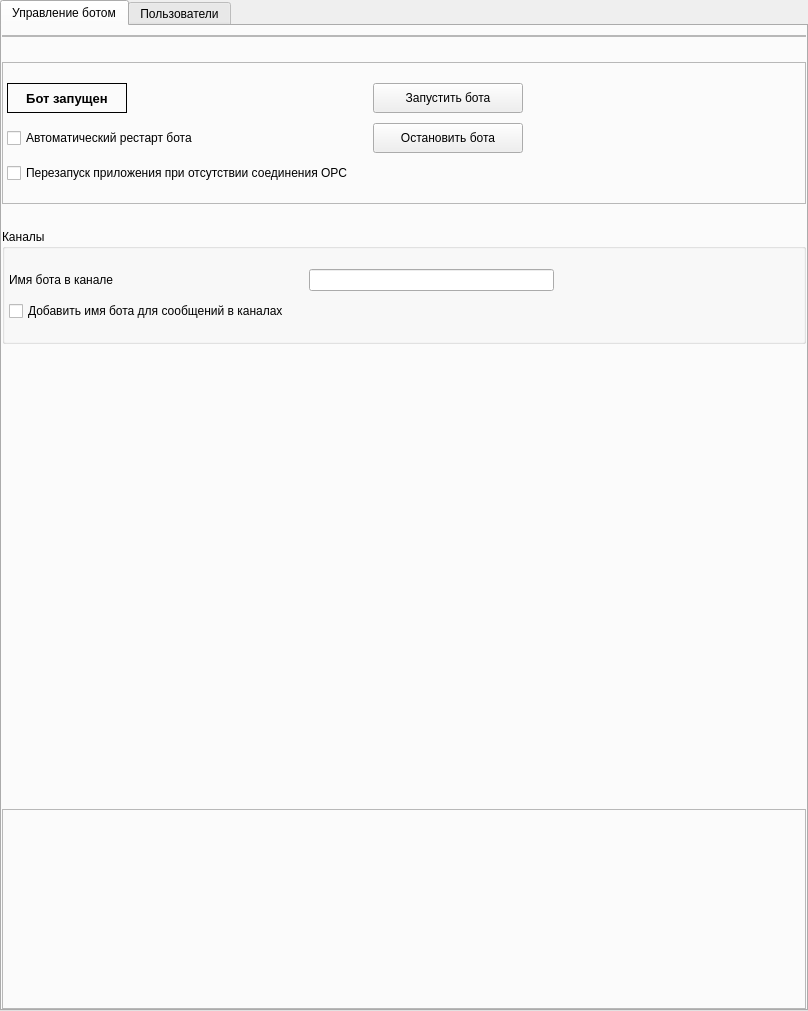
This is src/tgbotsettingswidget.ui in jkapter/OPC_DA_Telegram_bot as Qt 5 draws it before an edit. The edited form follows.
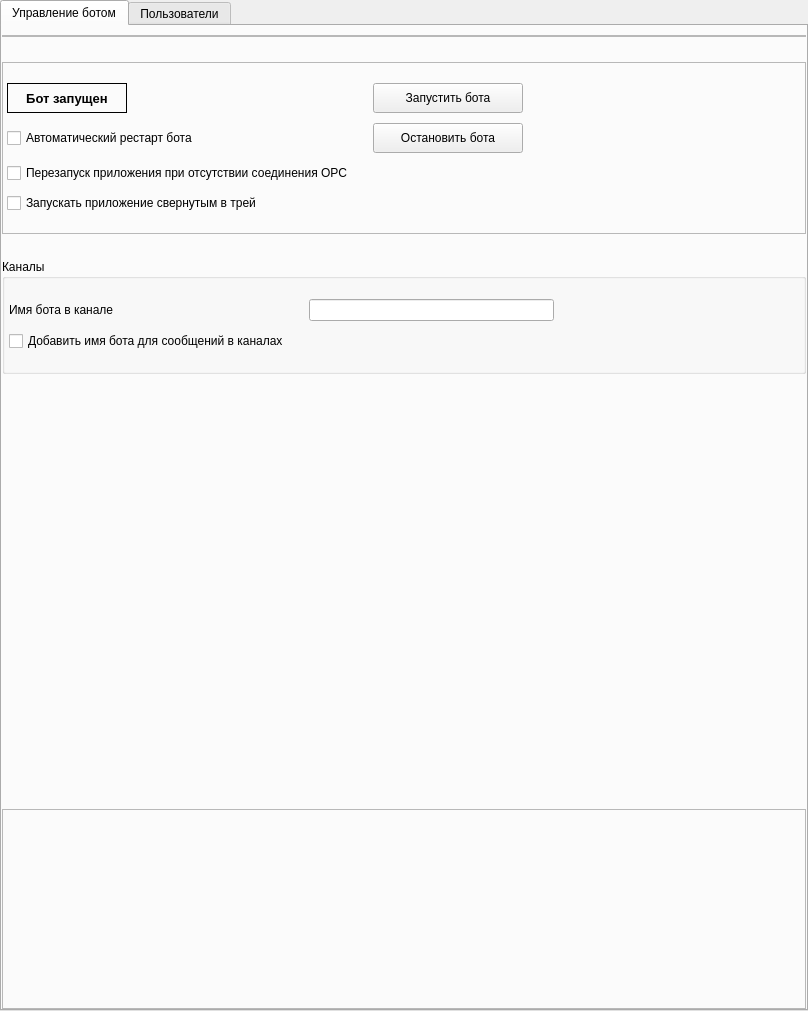
This is the edited form. The open tabs and pages were chosen to show the change. Icons and pictures are not drawn.

Diff of the .ui file:
```diff
--- a/src/tgbotsettingswidget.ui
+++ b/src/tgbotsettingswidget.ui
@@ -195,6 +195,13 @@
             </property>
            </widget>
           </item>
+          <item row="3" column="0">
+           <widget class="QCheckBox" name="cbStartAppHiddenTray">
+            <property name="text">
+             <string>Запускать приложение свернутым в трей</string>
+            </property>
+           </widget>
+          </item>
          </layout>
         </widget>
        </item>
```
Left out of the diff: 68 changed lines with no effect on the pictures.
